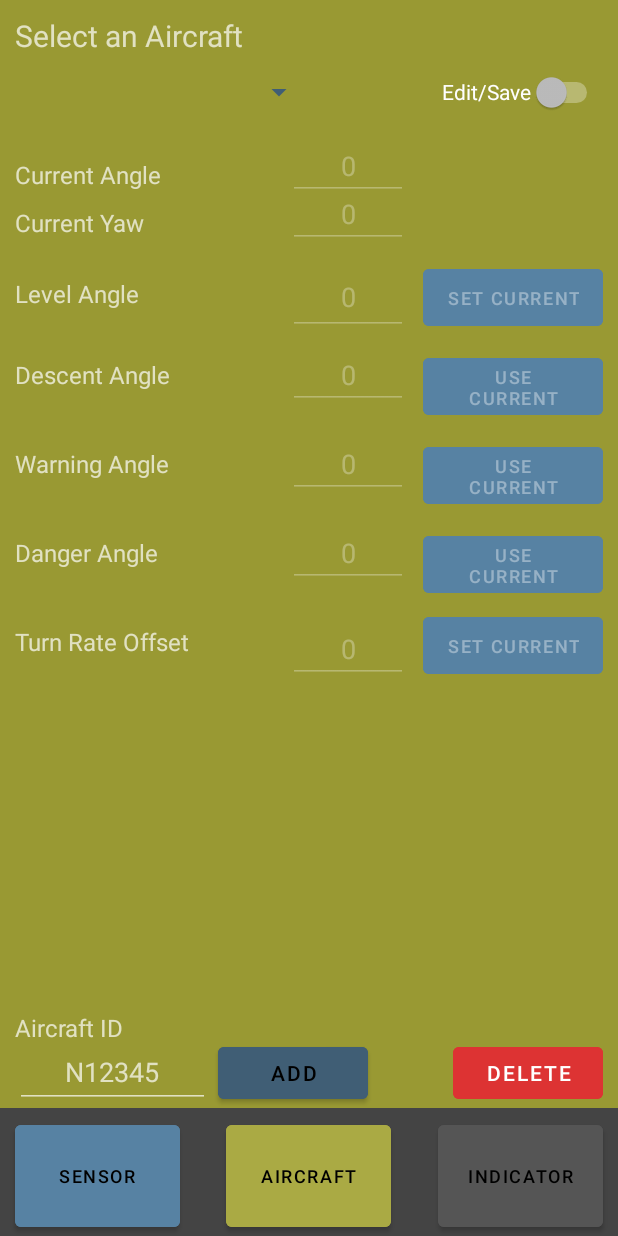
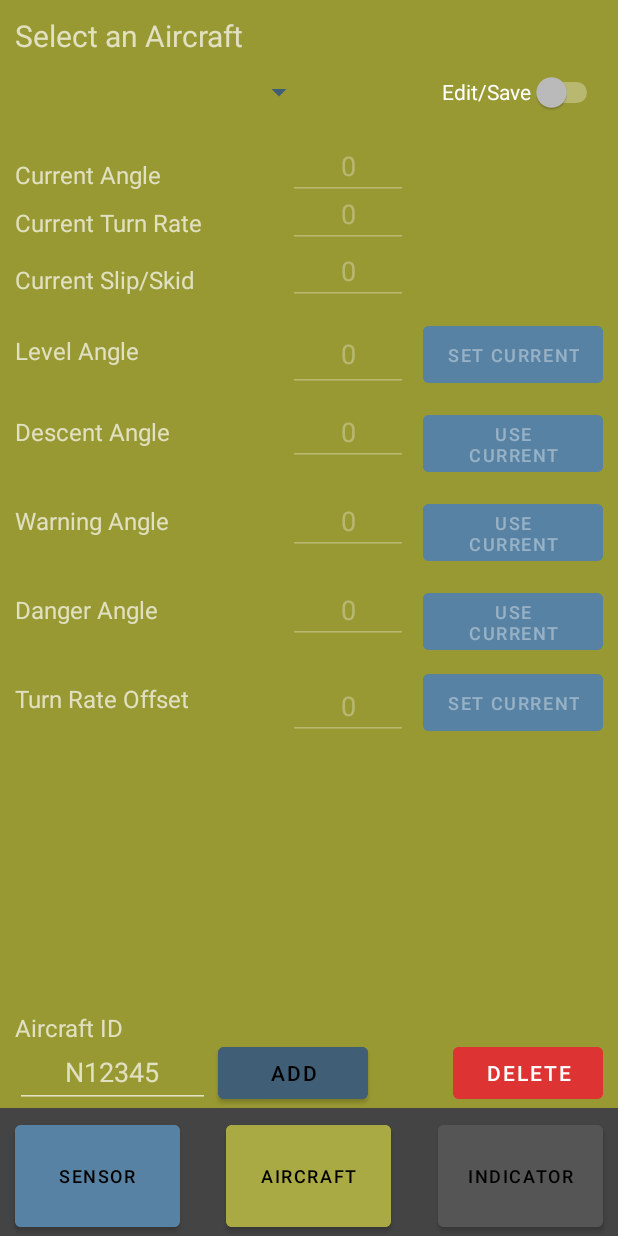
Before and after one commit to danderflieger/aoa_android, an Android app: the screen it shows after launch (MainActivity), after a tap on "AIRCRAFT", on a phone screen of 412 x 824 dp. Run offline under Robolectric (Android 15) with nearby library versions, the phone set to English and light mode, and no system bars; libraries missing offline, so code that uses them is left out: com.devs.vectorchildfinder; 10 statements that could not run were skipped; 2 other taps on this screen came first.

Commit message:
Added code to move the ball on the turn coordinator. For some reason, I can only use one or the other (slip/skid needle or the ball), but not both at the same time. I may need to publish both values as a single, comma-separated characteristic. It appears that Android's BLE interface won't read both at the same time for whatever reason.

```diff
--- a/app/src/main/java/com/danderflieger/angleofattackindicator/MainActivity.java
+++ b/app/src/main/java/com/danderflieger/angleofattackindicator/MainActivity.java
@@ -87,7 +87,7 @@ import java.util.concurrent.TimeUnit;
 
 public class MainActivity extends AppCompatActivity {
 
-    private final static int RECEIVE_INTERVAL = 150;
+    private final static int RECEIVE_INTERVAL = 320;
 
     RelativeLayout disclaimerLayout;
     ScrollView disclaimerScrollView;
@@ -123,6 +123,7 @@ public class MainActivity extends AppCompatActivity {
 
     EditText currentAngle;
     EditText currentTurnRate;
+    EditText currentSlipSkid;
     EditText levelFlight;
     EditText descentAngle;
     EditText warningAngle;
@@ -156,11 +157,13 @@ public class MainActivity extends AppCompatActivity {
     ImageView airfoilDangerImageView;
     ImageView airfoilNegativeAngleImageView;
     ImageView airfoilTSNeedle;
+    ImageView airfoilTSBall;
 
     TextView airfoilCalibratedAngleTextView;
     TextView airfoilSensorAngleTextView;
     TextView airfoilTurnRateTextView;
     TextView airfoilCalibratedTurnRateTextView;
+    TextView airfoilCalibratedSlipSkidTextView;
     int ANGLE_MULTIPLIER = 2;
     Button arrowIndicatorButton;
 
@@ -180,20 +183,21 @@ public class MainActivity extends AppCompatActivity {
 
     private GoogleApiClient client;
 
-    final String ANGLE_SERVICE_UUID_STRING          = "00000001-627e-47e5-a3fc-ddabd97aa966";
-    final String ANGLE_CHARACTERISTIC1_UUID_STRING  = "00000002-627e-47e5-a3fc-ddabd97aa966";
-    final String TURN_RATE_CHARACTERISTIC_UUID_STRING = "00000003-627e-47e5-a3fc-ddabd97aa966";
-    //final String MESSAGE_CHARACTERISTIC_UUID_STRING = "00000003-627e-47e5-a3fc-ddabd97aa966";
-    final String DESCRIPTOR_UUID_STRING             = "00002902-0000-1000-8000-00805f9b34fb"; // This never changes!
+    final String ANGLE_SERVICE_UUID_STRING              = "00000001-627e-47e5-a3fc-ddabd97aa966";
+    final String ANGLE_CHARACTERISTIC1_UUID_STRING      = "00000002-627e-47e5-a3fc-ddabd97aa966";
+    final String TURN_RATE_CHARACTERISTIC_UUID_STRING   = "00000003-627e-47e5-a3fc-ddabd97aa966";
+    final String SLIP_SKID_CHARACTERISTIC_UUID_STRING   = "00000004-627e-47e5-a3fc-ddabd97aa966";
+    final String DESCRIPTOR_UUID_STRING                 = "00002902-0000-1000-8000-00805f9b34fb"; // This never changes!
 
     private UUID ANGLE_SERVICE_UUID;
     private UUID ANGLE_CHARACTERISTIC1_UUID;
     private UUID TURN_RATE_CHARACTERISTIC_UUID;
-    private UUID MESSAGE_CHARACTERISTIC_UUID;
+    private UUID SLIP_SKID_CHARACTERISTIC_UUID;
     private UUID DESCRIPTOR_UUID;
 
     private double levelCruiseAngleValue;
     private double turnRateValue;
+    private double slipSkidValue;
     private double glidePathAngleValue;
     private double warningAngleValue;
     private double dangerAngleValue;
@@ -360,6 +364,7 @@ public class MainActivity extends AppCompatActivity {
         editAircraftSwitch = findViewById(R.id.editAircraftSwitch);
         currentAngle = findViewById(R.id.currentAngle);
         currentTurnRate = findViewById(R.id.currentTurnRate);
+        currentSlipSkid = findViewById(R.id.currentSlipSkid);
         levelFlight = findViewById(R.id.levelFlight);
         descentAngle = findViewById(R.id.descentAngle);
         warningAngle = findViewById(R.id.warningAngle);
@@ -499,18 +504,19 @@ public class MainActivity extends AppCompatActivity {
             }
         });
 
-
+        // Instantiate the UUIDs
+        ANGLE_SERVICE_UUID              = UUID.fromString(ANGLE_SERVICE_UUID_STRING);
+        ANGLE_CHARACTERISTIC1_UUID      = UUID.fromString(ANGLE_CHARACTERISTIC1_UUID_STRING);
+        TURN_RATE_CHARACTERISTIC_UUID   = UUID.fromString(TURN_RATE_CHARACTERISTIC_UUID_STRING);
+        SLIP_SKID_CHARACTERISTIC_UUID   = UUID.fromString(SLIP_SKID_CHARACTERISTIC_UUID_STRING);
+        //MESSAGE_CHARACTERISTIC_UUID   = UUID.fromString(MESSAGE_CHARACTERISTIC_UUID_STRING);
+        DESCRIPTOR_UUID                 = UUID.fromString(DESCRIPTOR_UUID_STRING);
 
 
         // Instantiate the arrowIndicatorLayout -
         // This is one of the two options for the AoA visual indicator
         arrowIndicatorLayout = findViewById(R.id.arrowIndicatorLayout);
 
-        ANGLE_SERVICE_UUID          = UUID.fromString(ANGLE_SERVICE_UUID_STRING);
-        ANGLE_CHARACTERISTIC1_UUID  = UUID.fromString(ANGLE_CHARACTERISTIC1_UUID_STRING);
-        TURN_RATE_CHARACTERISTIC_UUID = UUID.fromString(TURN_RATE_CHARACTERISTIC_UUID_STRING);
-        //MESSAGE_CHARACTERISTIC_UUID = UUID.fromString(MESSAGE_CHARACTERISTIC_UUID_STRING);
-        DESCRIPTOR_UUID         = UUID.fromString(DESCRIPTOR_UUID_STRING);
         imageView = findViewById(R.id.indicator);
         VectorChildFinder vector        = new VectorChildFinder(this, R.drawable.ic_indicatorvector, imageView);
         dangerAnglePath                 = vector.findPathByName("DangerAngle");
@@ -521,6 +527,7 @@ public class MainActivity extends AppCompatActivity {
         negativeAnglePath               = vector.findPathByName("NegativeAngle");
         arrowCalibratedAngleTextView    = findViewById(R.id.arrowCalibratedAngleTextView);
         arrowSensorAngleTextView        = findViewById(R.id.arrowSensorAngleTextView);
+
         airfoilIndicatorButton          = findViewById(R.id.airfoilIndicatorButton);
         airfoilIndicatorButton.setOnClickListener(new View.OnClickListener() {
             @Override
@@ -547,11 +554,14 @@ public class MainActivity extends AppCompatActivity {
         airfoilGlidePathImageView           = findViewById(R.id.airfoilGlidePathImageView);
         airfoilNegativeAngleImageView       = findViewById(R.id.airfoilNegativeAngleImageView);
         airfoilTSNeedle                     = findViewById(R.id.TS_Needle);
+        airfoilTSBall                       = findViewById(R.id.TS_Ball);
 
         airfoilCalibratedAngleTextView      = findViewById(R.id.airfoilCalibratedAngleTextView);
         airfoilSensorAngleTextView          = findViewById(R.id.airfoilSensorAngleTextView);
         airfoilTurnRateTextView             = findViewById(R.id.airfoilSensorTurnRateTextView);
         airfoilCalibratedTurnRateTextView   = findViewById(R.id.airfoilCalibratedTurnRateTextView);
+        airfoilCalibratedSlipSkidTextView   = findViewById(R.id.airfoilCalibratedSlipSkidTextView);
+
         arrowIndicatorButton                = findViewById(R.id.arrowIndicatorButton);
 
         arrowIndicatorButton.setOnClickListener(new View.OnClickListener() {
@@ -565,11 +575,6 @@ public class MainActivity extends AppCompatActivity {
         btManager = (BluetoothManager) getSystemService(Context.BLUETOOTH_SERVICE);
         btAdapter = btManager.getAdapter();
         btScanner = btAdapter.getBluetoothLeScanner();
-
-//        AudioAttributes audioAttributes = new AudioAttributes.Builder()
-//                .setUsage(AudioAttributes.USAGE_ASSISTANCE_SONIFICATION)
-//                .setContentType(AudioAttributes.CONTENT_TYPE_SONIFICATION)
-//                .build();
 
         if (btAdapter != null && !btAdapter.isEnabled()) {
             Intent enableIntent = new Intent(BluetoothAdapter.ACTION_REQUEST_ENABLE);
@@ -636,7 +641,6 @@ public class MainActivity extends AppCompatActivity {
         dangerAngle.setText(String.valueOf(aircraftModel.getDangerAngle()));
         turnRateOffset.setText(String.valueOf(aircraftModel.getTurnRate()));
 
-
     }
 
     private void acceptDisclaimer() {
@@ -659,24 +663,30 @@ public class MainActivity extends AppCompatActivity {
     }
 
     private void showSensorLayout() {
+
         disclaimerLayout.setVisibility(View.GONE);
         sensorLayout.setVisibility(View.VISIBLE);
         aircraftLayout.setVisibility(View.GONE);
         arrowIndicatorLayout.setVisibility(View.GONE);
         airfoilIndicatorLayout.setVisibility(View.GONE);
+
     }
 
     private void showAircraftLayout() {
+
         disclaimerLayout.setVisibility(View.GONE);
         sensorLayout.setVisibility(View.GONE);
         aircraftLayout.setVisibility(View.VISIBLE);
         arrowIndicatorLayout.setVisibility(View.GONE);
         airfoilIndicatorLayout.setVisibility(View.GONE);
+
     }
 
     private void showArrowIndicatorLayout() {
         if (btConnected) {
+
             if (selectAircraftSpinner.getCount() > 0){
+
                 disclaimerLayout.setVisibility(View.GONE);
                 sensorLayout.setVisibility(View.GONE);
                 aircraftLayout.setVisibility(View.GONE);
@@ -684,12 +694,16 @@ public class MainActivity extends AppCompatActivity {
                 airfoilIndicatorLayout.setVisibility(View.GONE);
 
             } else {
+
                 Toast.makeText(getApplicationContext(), "No aircraft selected", Toast.LENGTH_LONG).show();
                 showAircraftLayout();
+
             }
         } else {
+
             Toast.makeText(getApplicationContext(), "No sensor connected.", Toast.LENGTH_LONG).show();
             showSensorLayout();
+
         }
     }
 
@@ -704,13 +718,9 @@ public class MainActivity extends AppCompatActivity {
 
 
                 // grab all of the values set on the Aircraft tab
-//                glidePathAngleValue     = isNumeric(descentAngle.getText().toString())  ? levelCruiseAngleValue + Double.parseDouble(descentAngle.getText().toString()) : 0.0;
-//                warningAngleValue       = isNumeric(warningAngle.getText().toString())  ? levelCruiseAngleValue + Double.parseDouble(warningAngle.getText().toString()) : 0.0;
-//                dangerAngleValue        = isNumeric(dangerAngle.getText().toString())   ? levelCruiseAngleValue + Double.parseDouble(dangerAngle.getText().toString()) : 0.0;
                 glidePathAngleValue     = isNumeric(descentAngle.getText().toString())  ? Double.parseDouble(descentAngle.getText().toString()) : 0.0;
                 warningAngleValue       = isNumeric(warningAngle.getText().toString())  ? Double.parseDouble(warningAngle.getText().toString()) : 0.0;
                 dangerAngleValue        = isNumeric(dangerAngle.getText().toString())   ? Double.parseDouble(dangerAngle.getText().toString()) : 0.0;
-                //setAirfoilArcsPositions();
 
             } else {
                 Toast.makeText(getApplicationContext(), "No aircraft selected", Toast.LENGTH_LONG).show();
@@ -766,7 +776,6 @@ public class MainActivity extends AppCompatActivity {
         AsyncTask.execute(new Runnable() {
             @Override
             public void run() {
-
                 btScanner.startScan(leScanCallback);
             }
         });
@@ -879,20 +888,24 @@ public class MainActivity extends AppCompatActivity {
         public void onCharacteristicChanged(BluetoothGatt gatt, final BluetoothGattCharacteristic characteristic) {
 
             BluetoothGattService service = gatt.getService(ANGLE_SERVICE_UUID);
+
             BluetoothGattCharacteristic turnRateCharacteristic = service.getCharacteristic(TURN_RATE_CHARACTERISTIC_UUID);
-            gatt.readCharacteristic(turnRateCharacteristic);
+            BluetoothGattCharacteristic slipSkidCharacteristic = service.getCharacteristic(SLIP_SKID_CHARACTERISTIC_UUID);
+
+//            gatt.readCharacteristic(characteristic);
+//            gatt.readCharacteristic(turnRateCharacteristic);
+            gatt.readCharacteristic(slipSkidCharacteristic);
 
 
 
 
-            if (characteristic.getUuid().equals(ANGLE_CHARACTERISTIC1_UUID)) {
+//            if (characteristic.getUuid().equals(ANGLE_CHARACTERISTIC1_UUID)) {
 
                 Calendar calendar = Calendar.getInstance();
                 long currentMillis = calendar.getTimeInMillis();
 
-                gatt.readCharacteristic(characteristic);
-
                 DecimalFormat df = new DecimalFormat("#.#");
+                DecimalFormat dfTS = new DecimalFormat("#.#####");
 
                 byte[] angleByteArray = characteristic.getValue();
                 float angleReading = ByteBuffer.wrap(angleByteArray).order(ByteOrder.LITTLE_ENDIAN).getFloat();
@@ -907,8 +920,14 @@ public class MainActivity extends AppCompatActivity {
                 float formattedTurnRateReading = Float.parseFloat(strTurnRateReading);
                 turnRateValue = isNumeric(turnRateOffset.getText().toString()) ? Double.parseDouble(turnRateOffset.getText().toString()) : 0.0;
 
+                byte[] slipSkidByteArray = slipSkidCharacteristic.getValue();
+                float slipSkidReading = slipSkidByteArray != null? ByteBuffer.wrap(slipSkidByteArray).order(ByteOrder.LITTLE_ENDIAN).getFloat() : 0.0f;
+                String strSlipSkidReading = dfTS.format(slipSkidReading);
+                float formattedSlipSkidReading = Float.parseFloat(strSlipSkidReading);
+                //slipSkidValue = isNumeric(slipSkidOffset.getText().toString()) ? Double.parseDouble(slipSkidOffset.getText().toString()) : 0.0;
+                slipSkidValue = 0.0;
 
-                System.out.println(String.format("formattedAngleReading: %s\tlastAngle: %s\tfomrattedTurnRateReading: %s", formattedAngleReading, lastAngle, formattedTurnRateReading));
+                System.out.println(String.format("formattedAngleReading: %s\tlastAngle: %s\tfomrattedTurnRateReading: %s\tformattedSlipSkidReading: %s", formattedAngleReading, lastAngle, formattedTurnRateReading, formattedSlipSkidReading));
 
 
                 runOnUiThread(new Runnable() {
@@ -919,6 +938,7 @@ public class MainActivity extends AppCompatActivity {
 //                        currentAngle.setText(String.format("%.2f", reading));
                         currentAngle.setText(strAngleReading);
                         currentTurnRate.setText(strTurnRateReading);
+                        currentSlipSkid.setText(strSlipSkidReading);
 
                         // these two floats determine how opaque the backgrounds
                         // are on the arrow-type indicator - lightOn is fully opaque,
@@ -1000,6 +1020,7 @@ public class MainActivity extends AppCompatActivity {
                                 //float calibratedReading = reading - (float)levelCruiseAngleValue;
                                 float calibratedReading = formattedAngleReading - (float) levelCruiseAngleValue;
                                 float calibratedTurnRateReading = formattedTurnRateReading - (float) turnRateValue;
+                                float calibratedSlipSkidReading = formattedSlipSkidReading - (float) slipSkidValue;
 
                                 if (calibratedReading < -60f) {
                                     calibratedReading = -60f;
@@ -1012,6 +1033,7 @@ public class MainActivity extends AppCompatActivity {
                                 airfoilCalibratedAngleTextView.setText(String.format("%.1f", calibratedReading));
                                 airfoilTurnRateTextView.setText(String.format("%.1f", formattedTurnRateReading));
                                 airfoilCalibratedTurnRateTextView.setText(String.format("%.1f", calibratedTurnRateReading));
+                                airfoilCalibratedSlipSkidTextView.setText(String.format("%.1f", calibratedSlipSkidReading));
 
 
                                 setAirfoilArcsPositions();
@@ -1065,20 +1087,31 @@ public class MainActivity extends AppCompatActivity {
                                 RotateAnimation rotateTurnAndSlipNeedle = new RotateAnimation(
                                     turnRateNeedleDegrees,
                                     turnRateNeedleDegrees,
-                                    Animation.RELATIVE_TO_SELF,
-                            0.5f,
-                                    Animation.RELATIVE_TO_SELF,
-                            0.5f
+                                    Animation.RELATIVE_TO_SELF, 0.5f,
+                                    Animation.RELATIVE_TO_SELF, 0.5f
                                 );
                                 rotateTurnAndSlipNeedle.setDuration(RECEIVE_INTERVAL);
                                 rotateTurnAndSlipNeedle.setInterpolator(new FastOutSlowInInterpolator());
                                 airfoilTSNeedle.startAnimation(rotateTurnAndSlipNeedle);
 
+                                float ballSway;
+                                if (calibratedSlipSkidReading * -80 > 100) {
+                                    ballSway = 100;
+                                } else if (calibratedSlipSkidReading * -80 < -100) {
+                                    ballSway = -100;
+                                } else {
+                                    ballSway = calibratedSlipSkidReading * -80;
+                                }
+
+                                ObjectAnimator slideSlipSkidBall = ObjectAnimator.ofFloat(airfoilTSBall, "translationX", ballSway);
+                                slideSlipSkidBall.setDuration(RECEIVE_INTERVAL);
+                                slideSlipSkidBall.start();
+
 //                            }
                         }
                     }
                 });
-            }
+//            }
         }
 
         // This function will play or stop the "NOSE DOWN" audible warning
@@ -1234,26 +1267,34 @@ public class MainActivity extends AppCompatActivity {
 
                     BluetoothGattService angleService = gatt.getService(ANGLE_SERVICE_UUID);
                     BluetoothGattCharacteristic angleCharacteristic = angleService.getCharacteristic(ANGLE_CHARACTERISTIC1_UUID);
-                    BluetoothGattCharacteristic turnRateCharacteristic = angleService.getCharacteristic(TURN_RATE_CHARACTERISTIC_UUID);
+//                    BluetoothGattCharacteristic turnRateCharacteristic = angleService.getCharacteristic(TURN_RATE_CHARACTERISTIC_UUID);
+//                    BluetoothGattCharacteristic slipSkidCharacteristic = angleService.getCharacteristic(SLIP_SKID_CHARACTERISTIC_UUID);
 
                     BluetoothGattDescriptor angleDescriptor = angleCharacteristic.getDescriptor(DESCRIPTOR_UUID);
-                    BluetoothGattDescriptor turnRateDescriptor = turnRateCharacteristic.getDescriptor(DESCRIPTOR_UUID);
+//                    BluetoothGattDescriptor turnRateDescriptor = turnRateCharacteristic.getDescriptor(DESCRIPTOR_UUID);
+//                    BluetoothGattDescriptor slipSkidDescriptor = slipSkidCharacteristic.getDescriptor(DESCRIPTOR_UUID);
                     angleDescriptor.setValue(BluetoothGattDescriptor.ENABLE_NOTIFICATION_VALUE);
-                    turnRateDescriptor.setValue(BluetoothGattDescriptor.ENABLE_NOTIFICATION_VALUE);
+//                    turnRateDescriptor.setValue(BluetoothGattDescriptor.ENABLE_NOTIFICATION_VALUE);
+//                    slipSkidDescriptor.setValue(BluetoothGattDescriptor.ENABLE_NOTIFICATION_VALUE);
 
                     gatt.writeDescriptor(angleDescriptor);
-                    gatt.writeDescriptor(turnRateDescriptor);
+//                    gatt.writeDescriptor(turnRateDescriptor);
+//                    gatt.writeDescriptor(slipSkidDescriptor);
                     //gatt.writeDescriptor(messageDescriptor);
+
                     gatt.setCharacteristicNotification(angleCharacteristic, true);
-                    gatt.setCharacteristicNotification(turnRateCharacteristic, true);
+//                    gatt.setCharacteristicNotification(turnRateCharacteristic, true);
+//                    gatt.setCharacteristicNotification(slipSkidCharacteristic, true);
                     //gatt.setCharacteristicNotification(messageCharacteristic, true);
 
                     gatt.writeCharacteristic(angleCharacteristic);
-                    gatt.writeCharacteristic(turnRateCharacteristic);
+//                    gatt.writeCharacteristic(turnRateCharacteristic);
+//                    gatt.writeCharacteristic(slipSkidCharacteristic);
                     //gatt.writeCharacteristic(messageCharacteristic);
 
                     gatt.readCharacteristic(angleCharacteristic);
-                    gatt.readCharacteristic(turnRateCharacteristic);
+//                    gatt.readCharacteristic(turnRateCharacteristic);
+//                    gatt.readCharacteristic(slipSkidCharacteristic);
 
                 }
             });
--- a/app/src/main/res/drawable/ic_ts_ball.xml
+++ b/app/src/main/res/drawable/ic_ts_ball.xml
@@ -6,6 +6,6 @@
   <path
       android:pathData="M46.008,58a3.984,4 0,1 0,7.969 0a3.984,4 0,1 0,-7.969 0z"
       android:strokeWidth="0.264583"
-      android:fillColor="#000080"
+      android:fillColor="#7cc"
       android:fillType="evenOdd"/>
 </vector>
--- a/app/src/main/res/layout/activity_main.xml
+++ b/app/src/main/res/layout/activity_main.xml
@@ -117,7 +117,7 @@
         android:layout_above="@+id/ButtonView"
         android:layout_marginBottom="0dp"
         android:background="@color/dark_yellow"
-        android:visibility="gone">
+        android:visibility="visible">
 
 
         <TextView
@@ -185,7 +185,7 @@
             android:layout_below="@id/currentAngleCaption"
             android:layout_marginLeft="10dp"
             android:layout_marginTop="10dp"
-            android:text="Current Yaw"
+            android:text="Current Turn Rate"
             android:textSize="16dp" />
 
         <EditText
@@ -200,12 +200,34 @@
             android:text="0"
             android:textAlignment="center" />
 
+        <TextView
+            android:id="@+id/currentSlipSkidCaption"
+            android:layout_width="wrap_content"
+            android:layout_height="wrap_content"
+            android:layout_below="@id/currentTurnRate"
+            android:layout_marginLeft="10dp"
+            android:layout_marginTop="10dp"
+            android:text="Current Slip/Skid"
+            android:textSize="16dp" />
+
+        <EditText
+            android:id="@+id/currentSlipSkid"
+            android:layout_width="80dp"
+            android:layout_height="40dp"
+            android:layout_alignBaseline="@id/currentSlipSkidCaption"
+            android:layout_marginRight="10dp"
+            android:layout_toLeftOf="@+id/levelFlightUpdateButton"
+            android:enabled="false"
+            android:inputType="numberDecimal|numberSigned"
+            android:text="0"
+            android:textAlignment="center" />
+
         <!-- Level Flight Controls -->
         <TextView
             android:id="@+id/levelFlightCaption"
             android:layout_width="wrap_content"
             android:layout_height="wrap_content"
-            android:layout_below="@id/currentTurnRateCaption"
+            android:layout_below="@id/currentSlipSkidCaption"
             android:layout_marginLeft="10dp"
             android:layout_marginTop="25dp"
             android:text="Level Angle"
@@ -439,7 +461,7 @@
         android:layout_height="match_parent"
         android:layout_above="@+id/ButtonView"
         android:background="#444"
-        android:visibility="visible">
+        android:visibility="gone">
 
         <TextView
             android:id="@+id/airfoilPlacardTextView"
@@ -644,6 +666,18 @@
                 android:layout_alignParentEnd="true"
                 android:layout_alignParentBottom="true"
                 android:layout_marginRight="75dp"
+                android:layout_marginBottom="125dp"
+                android:text="0"
+                android:textAlignment="center"
+                android:visibility="visible" />
+
+            <TextView
+                android:id="@+id/airfoilCalibratedSlipSkidTextView"
+                android:layout_width="50dp"
+                android:layout_height="wrap_content"
+                android:layout_alignParentEnd="true"
+                android:layout_alignParentBottom="true"
+                android:layout_marginRight="75dp"
                 android:layout_marginBottom="5dp"
                 android:text="0"
                 android:textAlignment="center"
@@ -807,7 +841,7 @@
         android:layout_width="match_parent"
         android:layout_height="match_parent"
         android:background="@color/black"
-        android:visibility="invisible">
+        android:visibility="gone">
 
         <TextView
             android:id="@+id/disclaimerTitle"
```
